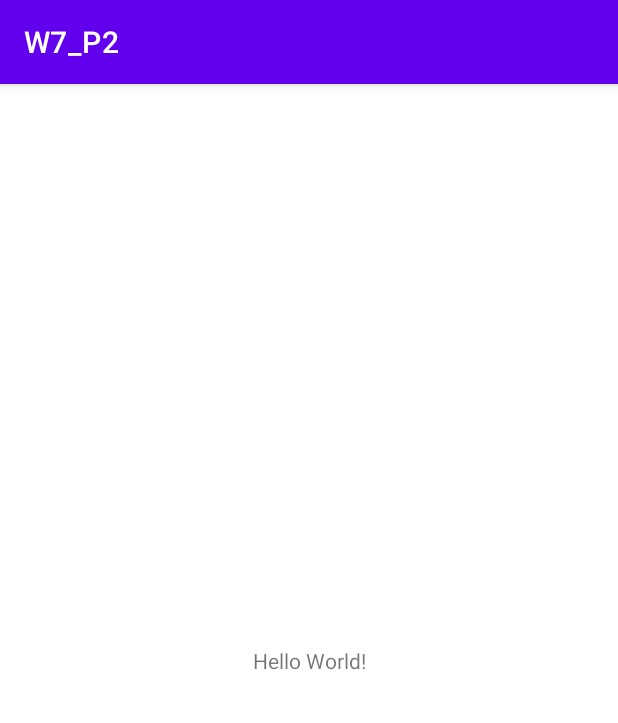
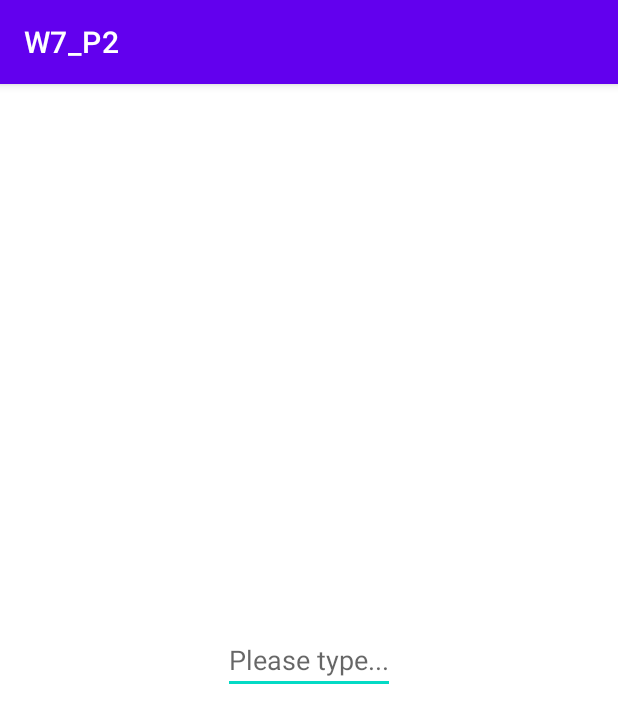
Before and after one commit to sj0726/C5_P28, an Android app: the screen it shows after launch (MainActivity), on a phone screen of 412 x 824 dp. Shown: the top 723 px of the screen. Run offline under Robolectric (Android 15) with nearby library versions, the phone set to English and light mode, and no system bars.

Commit message:
DB setup

```diff
--- /dev/null
+++ b/app/src/main/java/com/example/w7_p2/DatabaseManager.java
@@ -0,0 +1,106 @@
+package com.example.w7_p2;
+
+import android.content.Context;
+import android.database.Cursor;
+import android.database.sqlite.SQLiteDatabase;
+import android.database.sqlite.SQLiteOpenHelper;
+import android.util.Log;
+
+import java.util.ArrayList;
+
+public class DatabaseManager extends SQLiteOpenHelper {
+    private static final String DATABASE_NAME = "wordCorrectDB";
+    private static final int DATABASE_VERSION = 1;
+    private static final String TABLE_WC = "wordCorrect";
+    private static final String WRONG = "wrongWord";
+    private static final String CORRECT = "correctWord";
+
+    public DatabaseManager( Context context ) {
+        super( context, DATABASE_NAME, null, DATABASE_VERSION );
+    }
+
+    public void onCreate( SQLiteDatabase db ) {
+        // build sql create statement
+        String sqlCreate = "create table " + TABLE_WC + "( " + WRONG;
+        sqlCreate += " text primary key , ";
+        sqlCreate += CORRECT + " text )" ;
+
+        db.execSQL( sqlCreate );
+    }
+
+    public void onUpgrade( SQLiteDatabase db,
+                           int oldVersion, int newVersion ) {
+        // Drop old table if it exists
+        db.execSQL( "drop table if exists " + TABLE_WC );
+        // Re-create tables
+        onCreate( db );
+    }
+
+    public void dropTable() {
+        SQLiteDatabase db = this.getWritableDatabase();
+        db.execSQL("drop table if exists " + TABLE_WC);
+        onCreate(db);
+    }
+
+    public void insert( String wrongWord, String correctWord ) {
+        SQLiteDatabase db = this.getWritableDatabase( );
+        String sqlInsert = "insert into " + TABLE_WC;
+        sqlInsert += " values( '" + wrongWord;
+        sqlInsert += "', '" + correctWord + "' )";
+        Log.d("debugging::", sqlInsert);
+        db.execSQL( sqlInsert );
+        db.close( );
+    }
+
+    public void deleteByWrongWord( int wrongWord ) {
+        SQLiteDatabase db = this.getWritableDatabase( );
+        String sqlDelete = "delete from " + TABLE_WC;
+        sqlDelete += " where " + WRONG + " = " + wrongWord;
+
+        db.execSQL( sqlDelete );
+        db.close( );
+    }
+
+    public void updateByWrongWord( String wrongWord, String correctWord ) {
+        SQLiteDatabase db = this.getWritableDatabase();
+
+        String sqlUpdate = "update " + TABLE_WC;
+        sqlUpdate += " set " + CORRECT + " = '" + correctWord + "', ";
+        sqlUpdate += " where " + WRONG + " = " + wrongWord;
+
+        db.execSQL( sqlUpdate );
+        db.close( );
+    }
+
+    public ArrayList<String[]> selectAll( ) {
+        String sqlQuery = "select * from " + TABLE_WC;
+
+        SQLiteDatabase db = this.getWritableDatabase( );
+        Cursor cursor = db.rawQuery( sqlQuery, null );
+
+        ArrayList<String[]> wordCorrects = new ArrayList<String[]>();
+        while( cursor.moveToNext( ) ) {
+            String[] currentWordCorrect = new String[2];
+            currentWordCorrect[0] = cursor.getString( 0 );
+            currentWordCorrect[1] = cursor.getString( 1 );
+            wordCorrects.add( currentWordCorrect );
+        }
+        db.close( );
+        return wordCorrects;
+    }
+
+    public String[] selectByWrongWord( String wrongWord ) {
+        String sqlQuery = "select * from " + TABLE_WC;
+        sqlQuery += " where " + WRONG + " = " + wrongWord;
+
+        SQLiteDatabase db = this.getWritableDatabase();
+        Cursor cursor = db.rawQuery(sqlQuery, null);
+
+        String[] words = new String[2];
+        if (cursor.moveToFirst()) {
+            words[0] = cursor.getString(0);
+            words[1] = cursor.getString(1);
+        }
+        return words;
+    }
+}
--- a/app/src/main/java/com/example/w7_p2/MainActivity.java
+++ b/app/src/main/java/com/example/w7_p2/MainActivity.java
@@ -3,12 +3,28 @@ package com.example.w7_p2;
 import androidx.appcompat.app.AppCompatActivity;
 
 import android.os.Bundle;
+import android.util.Log;
+
+import java.util.ArrayList;
 
 public class MainActivity extends AppCompatActivity {
+    private DatabaseManager dbManager;
 
     @Override
     protected void onCreate(Bundle savedInstanceState) {
         super.onCreate(savedInstanceState);
         setContentView(R.layout.activity_main);
+        dbManager = new DatabaseManager( this );
+        dbManager.dropTable();
+        dbManager.insert("teh", "the");
+        dbManager.insert("saturaday", "saturday");
+        dbManager.insert("kindergarden", "kindergarten");
+        ArrayList<String[]> all = dbManager.selectAll();
+        String result = "";
+        for (String[] s : all) {
+            result += "( " + s[0] + " " + s[1] + " ) ";
+        }
+        Log.d("debugging::", result);
+
     }
 }
--- a/app/src/main/res/layout/activity_main.xml
+++ b/app/src/main/res/layout/activity_main.xml
@@ -6,10 +6,10 @@
     android:layout_height="match_parent"
     tools:context=".MainActivity">
 
-    <TextView
+    <EditText
         android:layout_width="wrap_content"
         android:layout_height="wrap_content"
-        android:text="Hello World!"
+        android:hint="Please type..."
         app:layout_constraintBottom_toBottomOf="parent"
         app:layout_constraintEnd_toEndOf="parent"
         app:layout_constraintStart_toStartOf="parent"
```
